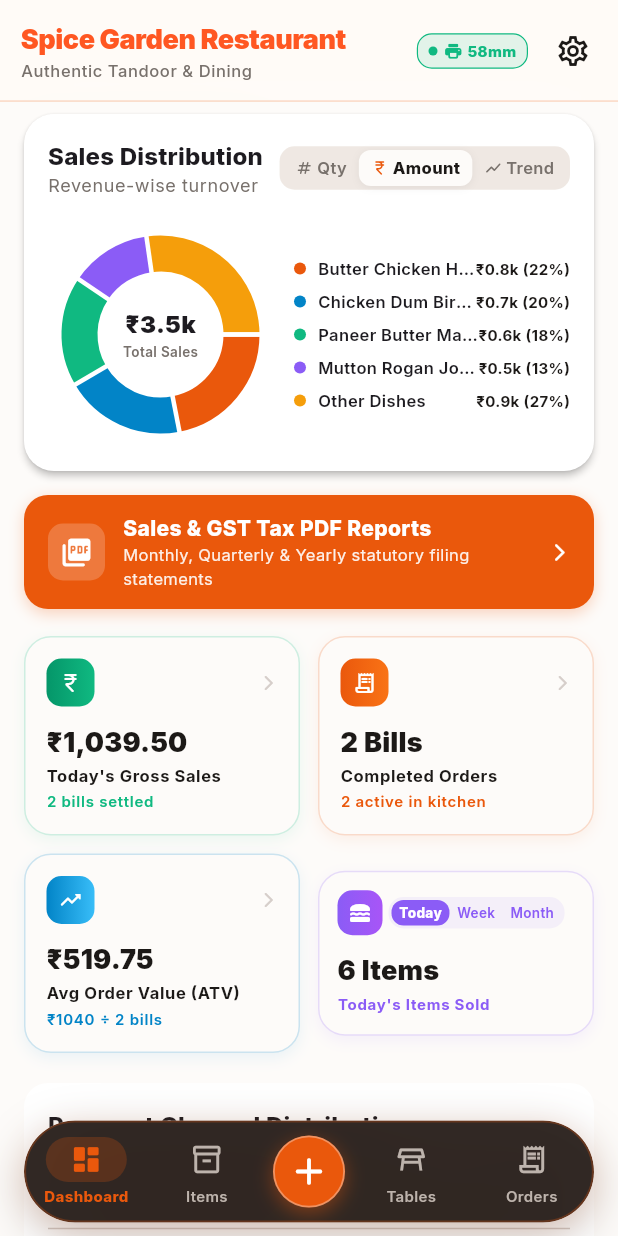
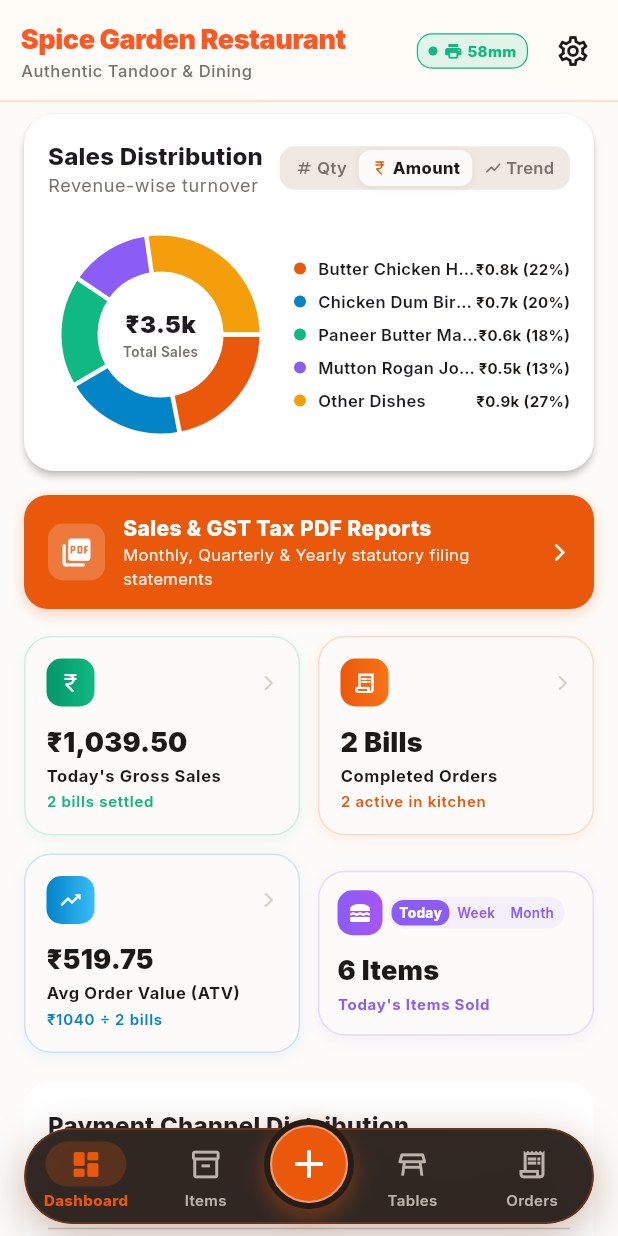
Before and after one commit to iamrony27/Restpos, a Flutter app: the screen it shows after launch, on a phone screen of 412 x 824 dp. Run offline on Flutter 3.47's test engine with Material 3 defaults, Android fonts, the phone set to English and light mode, and no system bars; drawn by our look-alikes of fl_chart; our stand-ins replace google_fonts, pdf, printing, qr_flutter.

Commit message:
feat(ui): implement elevated docked center FAB on navigation bar

```diff
--- a/lib/screens/home_shell_screen.dart
+++ b/lib/screens/home_shell_screen.dart
@@ -168,9 +168,19 @@ class _HomeShellScreenState extends State<HomeShellScreen> {
         curve: Curves.easeInOutCubic,
         offset: _isBottomBarVisible ? Offset.zero : const Offset(0, 1.4),
         child: SafeArea(
+          child: SizedBox(
+            height: 82,
+            child: Stack(
+              alignment: Alignment.bottomCenter,
+              clipBehavior: Clip.none,
+              children: [
+                // Bottom bar pill
+                Positioned(
+                  left: 16,
+                  right: 16,
+                  bottom: 8,
                   child: Container(
-            height: 68,
-            margin: const EdgeInsets.fromLTRB(16, 0, 16, 9),
+                    height: 64,
                     decoration: BoxDecoration(
                       borderRadius: BorderRadius.circular(34),
                       boxShadow: [
@@ -208,13 +218,23 @@ class _HomeShellScreenState extends State<HomeShellScreen> {
                             children: [
                               _buildNavItem(0, Icons.dashboard_outlined, Icons.dashboard_rounded, 'Dashboard'),
                               _buildNavItem(2, Icons.inventory_2_outlined, Icons.inventory_2_rounded, 'Items'),
-                      _buildCenterAddButton(),
+                              const SizedBox(width: 58), // Space for floating center FAB
                               _buildNavItem(3, Icons.table_restaurant_outlined, Icons.table_restaurant_rounded, 'Tables'),
                               _buildNavItem(4, Icons.receipt_long_outlined, Icons.receipt_long_rounded, 'Orders'),
                             ],
                           ),
                         ),
                       ),
+                    ),
+                  ),
+                ),
+
+                // Elevated Floating Center FAB
+                Positioned(
+                  bottom: 18,
+                  child: _buildCenterAddButton(),
+                ),
+              ],
             ),
           ),
         ),
@@ -270,37 +290,49 @@ class _HomeShellScreenState extends State<HomeShellScreen> {
 
   Widget _buildCenterAddButton() {
     final isPosSelected = _currentIndex == 1;
+    final haloColor = widget.isDarkMode ? const Color(0xFF141210) : const Color(0xFF261D19);
+
     return GestureDetector(
       onTap: () => _onTabSelected(1),
       child: Container(
-        width: 48,
-        height: 48,
-        margin: const EdgeInsets.symmetric(horizontal: 4),
+        padding: const EdgeInsets.all(4),
+        decoration: BoxDecoration(
+          color: haloColor,
+          shape: BoxShape.circle,
+          boxShadow: [
+            BoxShadow(
+              color: CulinaryColors.flameOrange.withOpacity(isPosSelected ? 0.65 : 0.38),
+              blurRadius: isPosSelected ? 18 : 12,
+              offset: const Offset(0, 5),
+            ),
+          ],
+        ),
+        child: AnimatedContainer(
+          duration: const Duration(milliseconds: 220),
+          curve: Curves.easeInOut,
+          width: isPosSelected ? 56 : 52,
+          height: isPosSelected ? 56 : 52,
           decoration: BoxDecoration(
             shape: BoxShape.circle,
             gradient: LinearGradient(
               colors: isPosSelected
-                ? [CulinaryColors.flameOrange, CulinaryColors.flameOrange]
+                  ? [CulinaryColors.flameOrange, const Color(0xFFFF7A00)]
                   : [CulinaryColors.flameOrange, CulinaryColors.tandoorSpice],
               begin: Alignment.topLeft,
               end: Alignment.bottomRight,
             ),
             border: Border.all(
-            color: isPosSelected ? Colors.white : Colors.white.withOpacity(0.35),
-            width: isPosSelected ? 2.2 : 1.2,
+              color: isPosSelected ? Colors.white : Colors.white.withOpacity(0.4),
+              width: isPosSelected ? 2.4 : 1.4,
             ),
-          boxShadow: [
-            BoxShadow(
-              color: CulinaryColors.flameOrange.withOpacity(isPosSelected ? 0.65 : 0.42),
-              blurRadius: isPosSelected ? 14 : 10,
-              offset: const Offset(0, 4),
           ),
-          ],
-        ),
-        child: const Icon(
+          child: const Center(
+            child: Icon(
               Icons.add_rounded,
               color: Colors.white,
-          size: 30,
+              size: 32,
+            ),
+          ),
         ),
       ),
     );
```
Lines whose indentation alone changed are shown as unchanged.
